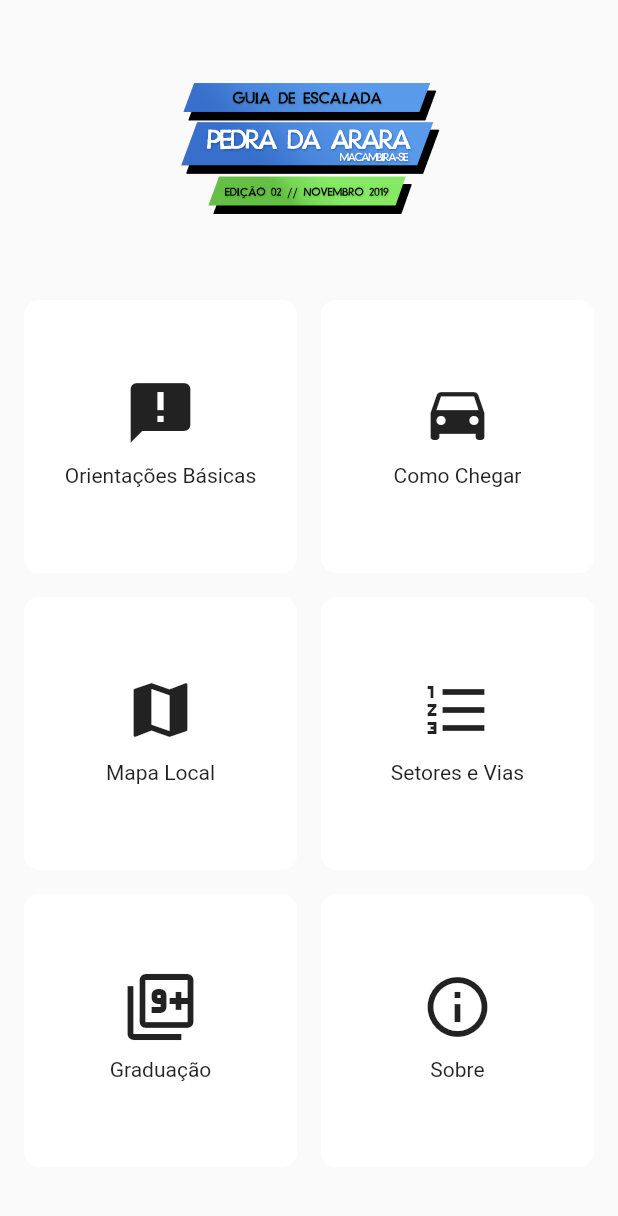
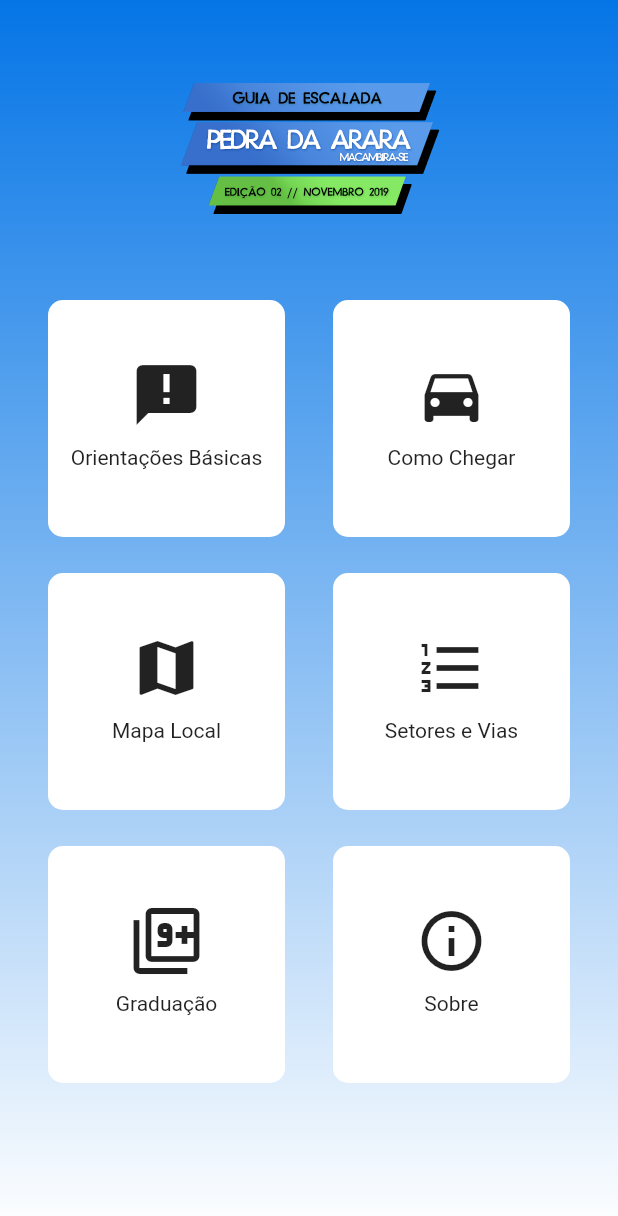
Before and after one commit to brunocabral/flutter-guia-arara, a Flutter app: the HomeScreen screen opened directly, on a phone screen of 412 x 824 dp. Shown: the top 1216 px of the screen. Run offline on Flutter 3.47's test engine with Material 2 defaults, Android fonts, the phone set to English and light mode, and no system bars; our stand-ins replace font_awesome_flutter, intro_slider, photo_view, shared_preferences, splashscreen; accounts and stored records are empty.

Commit message:
Update gradient menu background
- Add gradient grid menu bg
- removed custom_drawer_widget.dart

```diff
--- a/lib/screens/home_screen.dart
+++ b/lib/screens/home_screen.dart
@@ -3,7 +3,6 @@ import 'file:///F:/projetos_flutter/guia_arara/lib/screens/about_screen.dart';
 import 'file:///F:/projetos_flutter/guia_arara/lib/screens/climb_map_screen.dart';
 import 'file:///F:/projetos_flutter/guia_arara/lib/screens/grade_screen.dart';
 import 'file:///F:/projetos_flutter/guia_arara/lib/screens/info_screen.dart';
-import 'package:guia_arara/widgets/custom_drawer_widget.dart';
 import 'file:///F:/projetos_flutter/guia_arara/lib/screens/road_map_screen.dart';
 import 'file:///F:/projetos_flutter/guia_arara/lib/screens/sectors_screen.dart';
 import 'package:guia_arara/widgets/grid_menu_widget.dart';
@@ -12,7 +11,11 @@ class HomeScreen extends StatelessWidget {
 
   @override
   Widget build(BuildContext context) {
-    return Scaffold(
+    return Stack(
+      children: [
+        _buildMenuBackground(),
+        Scaffold(
+          backgroundColor: Colors.transparent,
           body: Column(
             children: [
               Padding(
@@ -24,6 +27,23 @@ class HomeScreen extends StatelessWidget {
               GridMenu()
             ],
           ),
+        ),
+      ],
+    );
+  }
+
+  Widget _buildMenuBackground() {
+    return Container(
+      decoration: BoxDecoration(
+        gradient: LinearGradient(
+            colors: [
+              Color.fromRGBO(5, 117, 230, 1),
+              Colors.white
+            ],
+            begin: Alignment.topCenter, //onde comeca
+            end: Alignment.bottomCenter //onde termina
+        ),
+      ),
     );
   }
 }
--- a/lib/widgets/grid_menu_widget.dart
+++ b/lib/widgets/grid_menu_widget.dart
@@ -17,9 +17,9 @@ class GridMenu extends StatelessWidget{
       child: GridView.count(
         crossAxisCount: 2,
         childAspectRatio: 1.0,
-        crossAxisSpacing: 16,
-        padding: EdgeInsets.only(left: 16, right: 16),
-        mainAxisSpacing: 16,
+        crossAxisSpacing: 32,
+        padding: EdgeInsets.only(left: 32, right: 32),
+        mainAxisSpacing: 24,
         children: _menuItems.map((data) {
           return MenuTile(
             color: color,
```
Also changed, not shown: lib/widgets/custom_drawer_widget.dart (deleted, +0 -55 lines). Lines whose indentation alone changed are shown as unchanged.
